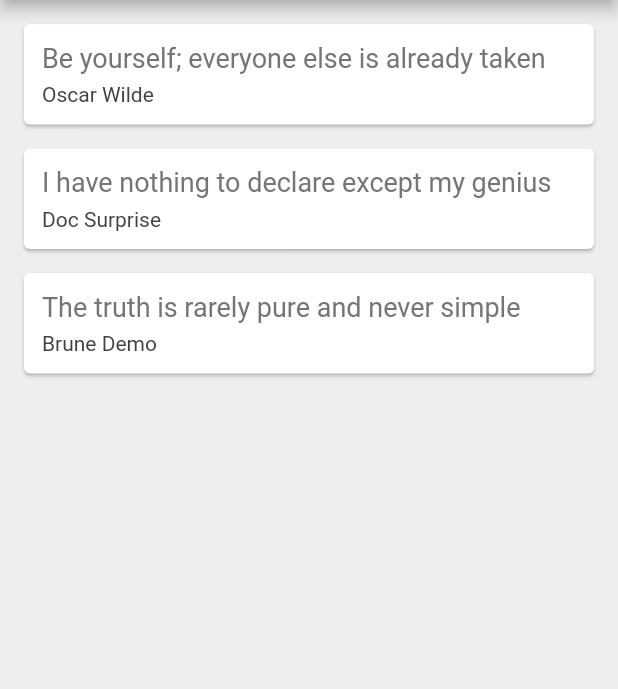
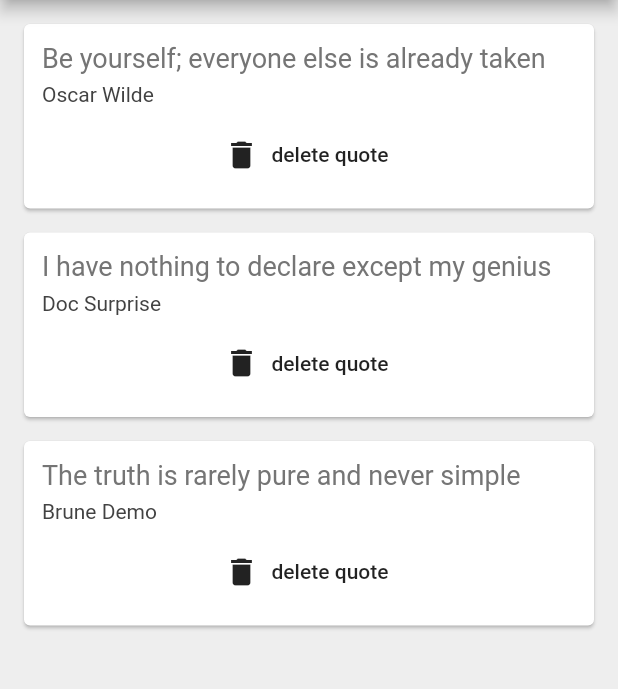
Before and after one commit to DRSUCCESS/latest_design, a Flutter app: the screen it shows after launch, on a phone screen of 412 x 824 dp, the part 84-773 px from its top. Run offline on Flutter 3.47's test engine with Material 2 defaults, Android fonts, the phone set to English and light mode, and no system bars.

Commit message:
Quote New edition

```diff
--- a/lib/main.dart
+++ b/lib/main.dart
@@ -33,7 +33,15 @@ class _QuoteListState extends State<QuoteList> {
         //.map function loops through 'quotes' list_array, save it to variable(quote)
         //return the value(quote) in Text, and print in list format
         // children: quotes.map((quote) => Text('${quote.author} - ${quote.text}')).toList(),//print each loop into list
-        children: quotes.map((quote) => QuoteCard(quote: quote)).toList(),//map & print each loop into list
+        children: quotes.map((quote) => QuoteCard(
+          quote: quote,
+          delete: () {
+            setState(() {
+              quotes.remove(quote);
+            });
+          }
+
+        )).toList(),//map & print each loop into list
 
       ),
     );
--- a/lib/quote_card.dart
+++ b/lib/quote_card.dart
@@ -4,7 +4,8 @@ import 'my_quote.dart';
 class QuoteCard extends StatelessWidget {
 
   final Quote quote;
-  QuoteCard({this.quote});
+  final Function delete;
+  QuoteCard({this.quote, this.delete});
 
   @override
   Widget build(BuildContext context) {
@@ -30,6 +31,10 @@ class QuoteCard extends StatelessWidget {
                 color: Colors.grey[800],
               ),
             ),
+            SizedBox(height: 8.0,),
+            FlatButton.icon(
+                onPressed: delete, icon: Icon(Icons.delete), label: Text('delete quote'),
+            ),
           ],
         ),
       ),
```
